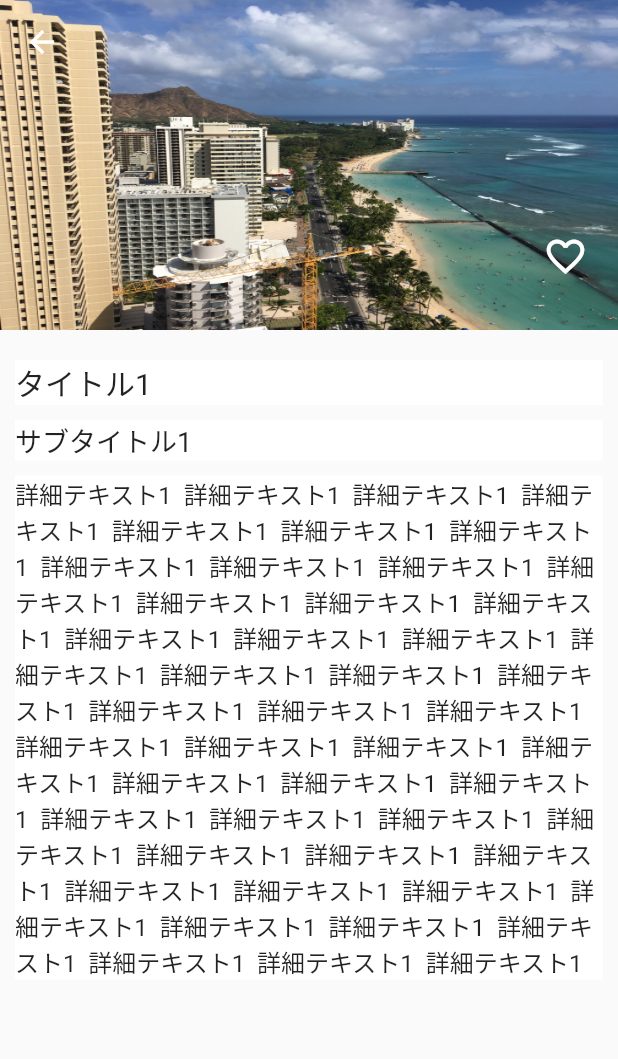
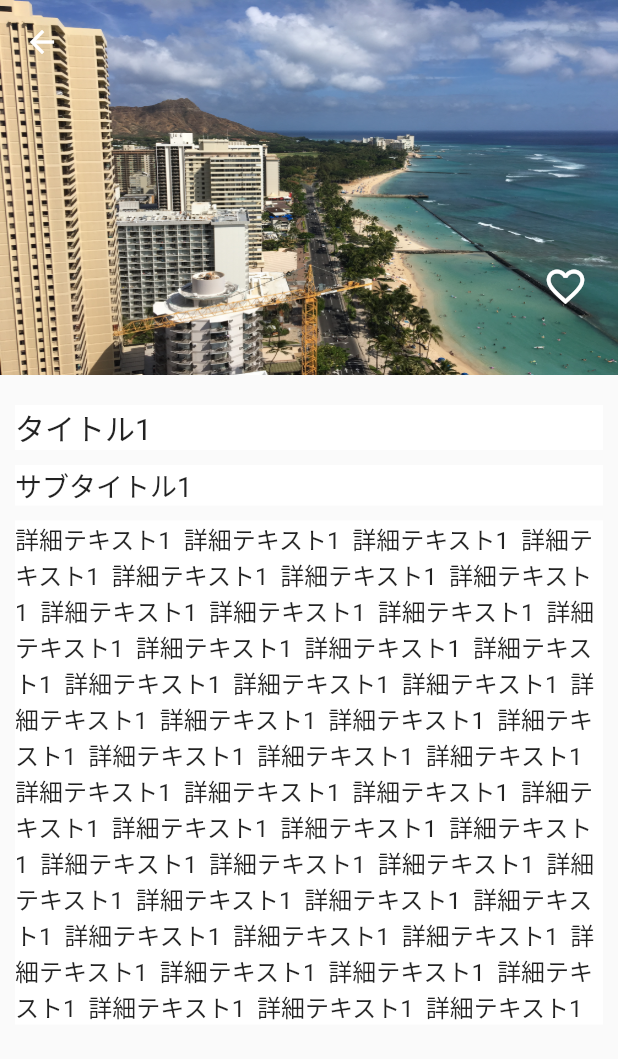
Before and after one commit to SOKu-ma/flutter_carousel_sample_app, a Flutter app: the Detail screen opened directly with empty values, on a phone screen of 412 x 824 dp. Shown: the top 1059 px of the screen. Run offline on Flutter 3.47's test engine with Material 2 defaults, Android fonts, the phone set to English and light mode, and no system bars; our stand-ins replace flutter_riverpod, sqflite; accounts and stored records are empty.

Commit message:
Widget位置を微調整

```diff
--- a/lib/views/detail/detail.dart
+++ b/lib/views/detail/detail.dart
@@ -19,7 +19,7 @@ class Detail extends ConsumerWidget {
           children: [
             // サムネイル
             SizedBox(
-              height: 220,
+              height: 250,
               child: Stack(
                 children: [
                   Container(
@@ -42,7 +42,7 @@ class Detail extends ConsumerWidget {
                       child: AnimatedContainer(
                         duration: const Duration(seconds: 1),
                         margin:
-                            EdgeInsets.only(left: _size.width - 50, top: 100),
+                            EdgeInsets.only(left: _size.width - 50, top: 120),
                         child: Icon(
                           _carouselContentsProvider[index].isFavorite
                               ? Icons.favorite
```
